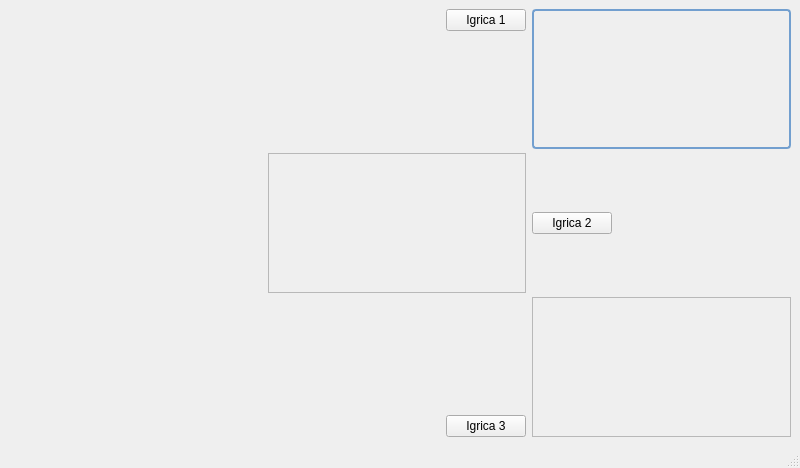
Old version of the form BOLT/forms/bolt.ui in the repository MATF-RS20/RS005-bolt.
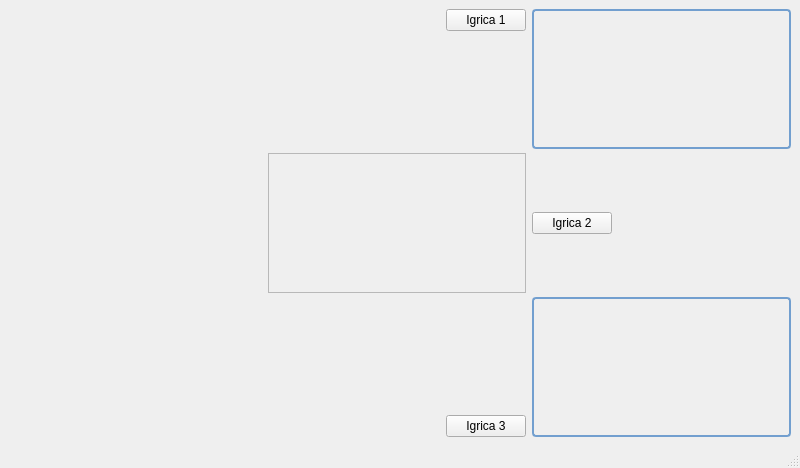
New version of the form. Icons and pictures are not drawn.

Commit message: invaders can shoot,new colors, pictures for frames

```diff
--- a/BOLT/forms/bolt.ui
+++ b/BOLT/forms/bolt.ui
@@ -239,6 +239,14 @@
           <height>140</height>
          </size>
         </property>
+        <property name="styleSheet">
+         <string notr="true">QFrame {
+    border: 2px solid rgb(114, 159, 207);
+    border-radius: 4px;
+    padding: 2px;
+    background-image: url(:/images/mushrooms.jpg);
+}</string>
+        </property>
         <property name="frameShape">
          <enum>QFrame::StyledPanel</enum>
         </property>
```
Left out of the diff: 3 changed lines with no effect on the pictures. The commit also changes 12 other files.
